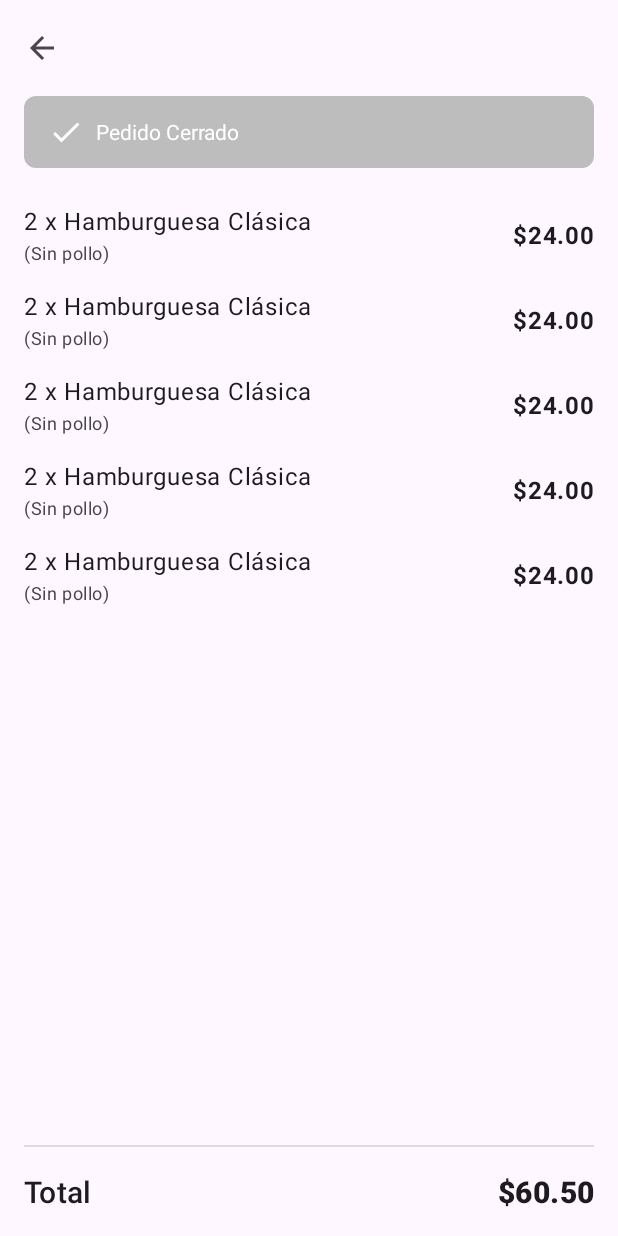
After one commit to lucas29951/labo6-projects, an Android app: the layout fragment_closed_order_detail.xml on its own in the app's theme, with its tools: preview values and no code run, on a phone screen of 412 x 824 dp. The commit adds this screen. Run offline under Robolectric (Android 15) with nearby library versions, the phone set to English and light mode, and no system bars.

Commit message:
Add closed order detail view and navigation
Introduces ClosedOrderDetailFragment, its ViewModel, adapter, and layouts to display details of closed orders. Updates PedidoAdapter and CuentaFragment to support navigation to this new detail view for closed orders. Adds navigation action and fragment definition to nav_graph.xml.

```diff
--- /dev/null
+++ b/app/src/main/res/layout/fragment_closed_order_detail.xml
@@ -0,0 +1,92 @@
+<?xml version="1.0" encoding="utf-8"?>
+<androidx.coordinatorlayout.widget.CoordinatorLayout xmlns:android="http://schemas.android.com/apk/res/android"
+    xmlns:app="http://schemas.android.com/apk/res-auto"
+    xmlns:tools="http://schemas.android.com/tools"
+    android:layout_width="match_parent"
+    android:layout_height="match_parent"
+    tools:context=".ClosedOrderDetailFragment">
+
+    <com.google.android.material.appbar.AppBarLayout
+        android:layout_width="match_parent"
+        android:layout_height="wrap_content"
+        android:background="?attr/colorSurface"
+        app:elevation="0dp">
+
+        <com.google.android.material.appbar.MaterialToolbar
+            android:id="@+id/toolbar"
+            android:layout_width="match_parent"
+            android:layout_height="?attr/actionBarSize"
+            app:navigationIcon="@drawable/arrow_back_24px"
+            tools:title="Pedido - #1042" />
+
+    </com.google.android.material.appbar.AppBarLayout>
+
+    <LinearLayout
+        android:layout_width="match_parent"
+        android:layout_height="match_parent"
+        android:orientation="vertical"
+        android:paddingHorizontal="16dp"
+        app:layout_behavior="@string/appbar_scrolling_view_behavior">
+
+        <TextView
+            android:id="@+id/text_status_header"
+            android:layout_width="match_parent"
+            android:layout_height="wrap_content"
+            android:background="@drawable/delete_button_background"
+            android:backgroundTint="@color/pedido_cerrado"
+            android:drawablePadding="8dp"
+            android:gravity="center_vertical"
+            android:paddingHorizontal="16dp"
+            android:paddingVertical="12dp"
+            android:text="Pedido Cerrado"
+            android:textColor="@color/white"
+            app:drawableStartCompat="@drawable/ic_check"
+            app:drawableTint="@color/white" />
+
+        <androidx.recyclerview.widget.RecyclerView
+            android:id="@+id/recycler_view_closed_items"
+            android:layout_width="match_parent"
+            android:layout_height="0dp"
+            android:layout_marginTop="16dp"
+            android:layout_weight="1"
+            android:nestedScrollingEnabled="false"
+            app:layoutManager="androidx.recyclerview.widget.LinearLayoutManager"
+            tools:itemCount="5"
+            tools:listitem="@layout/item_closed_order_detail" />
+
+        <View
+            android:layout_width="match_parent"
+            android:layout_height="1dp"
+            android:layout_marginTop="16dp"
+            android:background="?android:attr/listDivider" />
+
+        <androidx.constraintlayout.widget.ConstraintLayout
+            android:layout_width="match_parent"
+            android:layout_height="wrap_content"
+            android:paddingVertical="16dp">
+
+            <TextView
+                android:layout_width="wrap_content"
+                android:layout_height="wrap_content"
+                android:text="Total"
+                android:textAppearance="?attr/textAppearanceHeadline6"
+                app:layout_constraintBottom_toBottomOf="parent"
+                app:layout_constraintStart_toStartOf="parent"
+                app:layout_constraintTop_toTopOf="parent" />
+
+            <TextView
+                android:id="@+id/text_total_amount"
+                android:layout_width="wrap_content"
+                android:layout_height="wrap_content"
+                android:textAppearance="?attr/textAppearanceHeadline6"
+                android:textStyle="bold"
+                app:layout_constraintBottom_toBottomOf="parent"
+                app:layout_constraintEnd_toEndOf="parent"
+                app:layout_constraintTop_toTopOf="parent"
+                tools:text="$60.50" />
+
+        </androidx.constraintlayout.widget.ConstraintLayout>
+
+    </LinearLayout>
+
+</androidx.coordinatorlayout.widget.CoordinatorLayout>
--- /dev/null
+++ b/app/src/main/res/layout/item_closed_order_detail.xml
@@ -0,0 +1,47 @@
+<?xml version="1.0" encoding="utf-8"?>
+<androidx.constraintlayout.widget.ConstraintLayout xmlns:android="http://schemas.android.com/apk/res/android"
+    xmlns:app="http://schemas.android.com/apk/res-auto"
+    xmlns:tools="http://schemas.android.com/tools"
+    android:layout_width="match_parent"
+    android:layout_height="wrap_content"
+    android:paddingVertical="8dp">
+
+    <TextView
+        android:id="@+id/text_item_name"
+        android:layout_width="0dp"
+        android:layout_height="wrap_content"
+        android:layout_marginEnd="16dp"
+        android:textAppearance="?attr/textAppearanceBody1"
+        android:textColor="?android:attr/textColorPrimary"
+        app:layout_constraintEnd_toStartOf="@+id/text_item_price"
+        app:layout_constraintStart_toStartOf="parent"
+        app:layout_constraintTop_toTopOf="parent"
+        tools:text="2 x Hamburguesa Clásica" />
+
+    <TextView
+        android:id="@+id/text_item_notes"
+        android:layout_width="0dp"
+        android:layout_height="wrap_content"
+        android:layout_marginTop="2dp"
+        android:textAppearance="?attr/textAppearanceCaption"
+        android:textColor="?android:attr/textColorSecondary"
+        android:visibility="gone"
+        app:layout_constraintEnd_toEndOf="@id/text_item_name"
+        app:layout_constraintStart_toStartOf="parent"
+        app:layout_constraintTop_toBottomOf="@id/text_item_name"
+        tools:text="(Sin pollo)"
+        tools:visibility="visible" />
+
+    <TextView
+        android:id="@+id/text_item_price"
+        android:layout_width="wrap_content"
+        android:layout_height="wrap_content"
+        android:textAppearance="?attr/textAppearanceBody1"
+        android:textColor="?android:attr/textColorPrimary"
+        android:textStyle="bold"
+        app:layout_constraintBottom_toBottomOf="parent"
+        app:layout_constraintEnd_toEndOf="parent"
+        app:layout_constraintTop_toTopOf="parent"
+        tools:text="$24.00" />
+
+</androidx.constraintlayout.widget.ConstraintLayout>
```
Also changed, not shown: app/src/main/java/com/labdevs/comandar/ClosedOrderDetailFragment.java (added, +92 -0 lines), app/src/main/java/com/labdevs/comandar/CuentaFragment.java (+8 -0 lines), app/src/main/java/com/labdevs/comandar/adapters/ClosedOrderDetailAdapter.java (added, +67 -0 lines), app/src/main/java/com/labdevs/comandar/adapters/PedidoAdapter.java (+13 -0 lines), app/src/main/java/com/labdevs/comandar/viewmodels/ClosedOrderDetailViewModel.java (added, +56 -0 lines), app/src/main/res/navigation/nav_graph.xml (+13 -0 lines).
